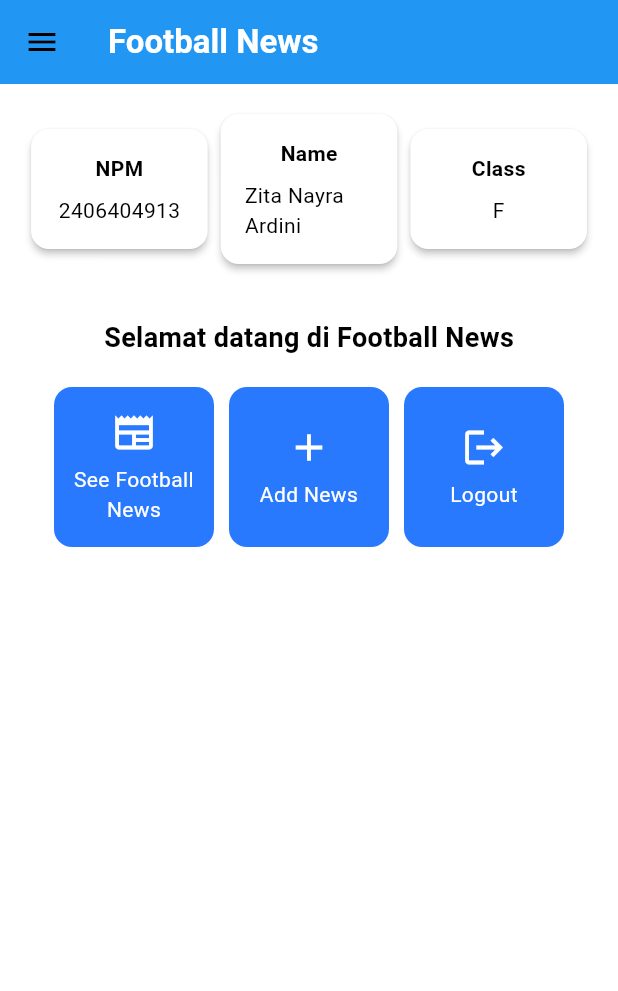
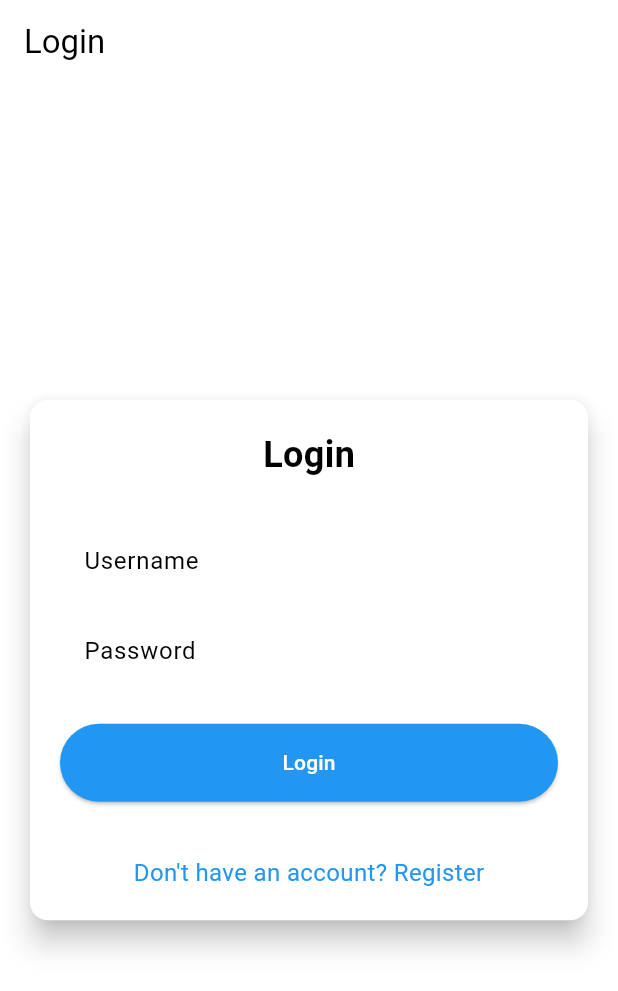
Before and after one commit to nayraarr/football-news-mobile, a Flutter app: the screen it shows after launch, on a phone screen of 412 x 824 dp. Shown: the top 991 px of the screen. Run offline on Flutter 3.47's test engine with Material 3 defaults, Android fonts, the phone set to English and light mode, and no system bars; missing offline and left inert: pbp_django_auth.

Commit message:
Integrasi Sistem Autentikasi

```diff
--- a/lib/main.dart
+++ b/lib/main.dart
@@ -1,5 +1,8 @@
 import 'package:flutter/material.dart';
 import 'package:football_news/screens/menu.dart';
+import 'package:football_news/screens/login.dart';
+import 'package:pbp_django_auth/pbp_django_auth.dart';
+import 'package:provider/provider.dart';
 
 void main() {
   runApp(const MyApp());
@@ -11,8 +14,13 @@ class MyApp extends StatelessWidget {
   // This widget is the root of your application.
   @override
   Widget build(BuildContext context) {
-    return MaterialApp(
-      title: 'Flutter Demo',
+    return Provider(
+      create: (_) {
+        CookieRequest request = CookieRequest();
+        return request;
+      },
+      child: MaterialApp(
+        title: 'Football News',
         theme: ThemeData(
           // This is the theme of your application.
           //
@@ -32,7 +40,8 @@ class MyApp extends StatelessWidget {
           colorScheme: ColorScheme.fromSwatch(primarySwatch: Colors.blue)
               .copyWith(secondary: Colors.blueAccent[400]),
         ),
-      home: MyHomePage(),
+        home: const LoginPage(),
+      ),
     );
   }
 }
--- /dev/null
+++ b/lib/screens/login.dart
@@ -0,0 +1,181 @@
+import 'package:football_news/screens/menu.dart';
+import 'package:flutter/material.dart';
+import 'package:pbp_django_auth/pbp_django_auth.dart';
+import 'package:provider/provider.dart';
+import 'package:football_news/screens/register.dart';
+
+void main() {
+  runApp(const LoginApp());
+}
+
+class LoginApp extends StatelessWidget {
+  const LoginApp({super.key});
+
+  @override
+  Widget build(BuildContext context) {
+    return MaterialApp(
+      title: 'Login',
+      theme: ThemeData(
+        useMaterial3: true,
+        colorScheme: ColorScheme.fromSwatch(primarySwatch: Colors.blue)
+            .copyWith(secondary: Colors.blueAccent[400]),
+      ),
+      home: const LoginPage(),
+    );
+  }
+}
+
+class LoginPage extends StatefulWidget {
+  const LoginPage({super.key});
+
+  @override
+  State<LoginPage> createState() => _LoginPageState();
+}
+
+class _LoginPageState extends State<LoginPage> {
+  final TextEditingController _usernameController = TextEditingController();
+  final TextEditingController _passwordController = TextEditingController();
+
+  @override
+  Widget build(BuildContext context) {
+    final request = context.watch<CookieRequest>();
+
+    return Scaffold(
+      appBar: AppBar(
+        title: const Text('Login'),
+      ),
+      body: Center(
+        child: SingleChildScrollView(
+          padding: const EdgeInsets.all(16.0),
+          child: Card(
+            elevation: 8,
+            shape: RoundedRectangleBorder(
+              borderRadius: BorderRadius.circular(12.0),
+            ),
+            child: Padding(
+              padding: const EdgeInsets.all(20.0),
+              child: Column(
+                mainAxisSize: MainAxisSize.min,
+                children: [
+                  const Text(
+                    'Login',
+                    style: TextStyle(
+                      fontSize: 24.0,
+                      fontWeight: FontWeight.bold,
+                    ),
+                  ),
+                  const SizedBox(height: 30.0),
+                  TextField(
+                    controller: _usernameController,
+                    decoration: const InputDecoration(
+                      labelText: 'Username',
+                      hintText: 'Enter your username',
+                      border: OutlineInputBorder(
+                        borderRadius: BorderRadius.all(Radius.circular(12.0)),
+                      ),
+                      contentPadding:
+                      EdgeInsets.symmetric(horizontal: 12.0, vertical: 8.0),
+                    ),
+                  ),
+                  const SizedBox(height: 12.0),
+                  TextField(
+                    controller: _passwordController,
+                    decoration: const InputDecoration(
+                      labelText: 'Password',
+                      hintText: 'Enter your password',
+                      border: OutlineInputBorder(
+                        borderRadius: BorderRadius.all(Radius.circular(12.0)),
+                      ),
+                      contentPadding:
+                      EdgeInsets.symmetric(horizontal: 12.0, vertical: 8.0),
+                    ),
+                    obscureText: true,
+                  ),
+                  const SizedBox(height: 24.0),
+                  ElevatedButton(
+                    onPressed: () async {
+                      String username = _usernameController.text;
+                      String password = _passwordController.text;
+
+                      // Check credentials
+                      // TODO: Change the URL and don't forget to add trailing slash (/) at the end of URL!
+                      // To connect Android emulator with Django on localhost, use URL http://10.0.2.2/
+                      // If you using chrome,  use URL http://localhost:8000
+                      final response = await request
+                          .login("http://localhost:8000/auth/login/", {
+                        'username': username,
+                        'password': password,
+                      });
+
+                      if (request.loggedIn) {
+                        String message = response['message'];
+                        String uname = response['username'];
+                        if (context.mounted) {
+                          Navigator.pushReplacement(
+                            context,
+                            MaterialPageRoute(
+                                builder: (context) => MyHomePage()),
+                          );
+                          ScaffoldMessenger.of(context)
+                            ..hideCurrentSnackBar()
+                            ..showSnackBar(
+                              SnackBar(
+                                  content:
+                                  Text("$message Welcome, $uname.")),
+                            );
+                        }
+                      } else {
+                        if (context.mounted) {
+                          showDialog(
+                            context: context,
+                            builder: (context) => AlertDialog(
+                              title: const Text('Login Failed'),
+                              content: Text(response['message']),
+                              actions: [
+                                TextButton(
+                                  child: const Text('OK'),
+                                  onPressed: () {
+                                    Navigator.pop(context);
+                                  },
+                                ),
+                              ],
+                            ),
+                          );
+                        }
+                      }
+                    },
+                    style: ElevatedButton.styleFrom(
+                      foregroundColor: Colors.white,
+                      minimumSize: Size(double.infinity, 50),
+                      backgroundColor: Theme.of(context).colorScheme.primary,
+                      padding: const EdgeInsets.symmetric(vertical: 16.0),
+                    ),
+                    child: const Text('Login'),
+                  ),
+                  const SizedBox(height: 36.0),
+                  GestureDetector(
+                    onTap: () {
+                      Navigator.push(
+                        context,
+                        MaterialPageRoute(
+                          builder: (context) => const RegisterPage(),
+                        ),
+                      );
+                    },
+                    child: Text(
+                      'Don\'t have an account? Register',
+                      style: TextStyle(
+                        color: Theme.of(context).colorScheme.primary,
+                        fontSize: 16.0,
+                      ),
+                    ),
+                  ),
+                ],
+              ),
+            ),
+          ),
+        ),
+      ),
+    );
+  }
+}
--- a/pubspec.yaml
+++ b/pubspec.yaml
@@ -34,6 +34,8 @@ dependencies:
   # The following adds the Cupertino Icons font to your application.
   # Use with the CupertinoIcons class for iOS style icons.
   cupertino_icons: ^1.0.8
+  provider: ^6.1.5+1
+  pbp_django_auth: ^0.4.0
 
 dev_dependencies:
   flutter_test:
```
Also changed, not shown: lib/screens/register.dart (added, +166 -0 lines), pubspec.lock, 1 other file. Lines whose indentation alone changed are shown as unchanged.
